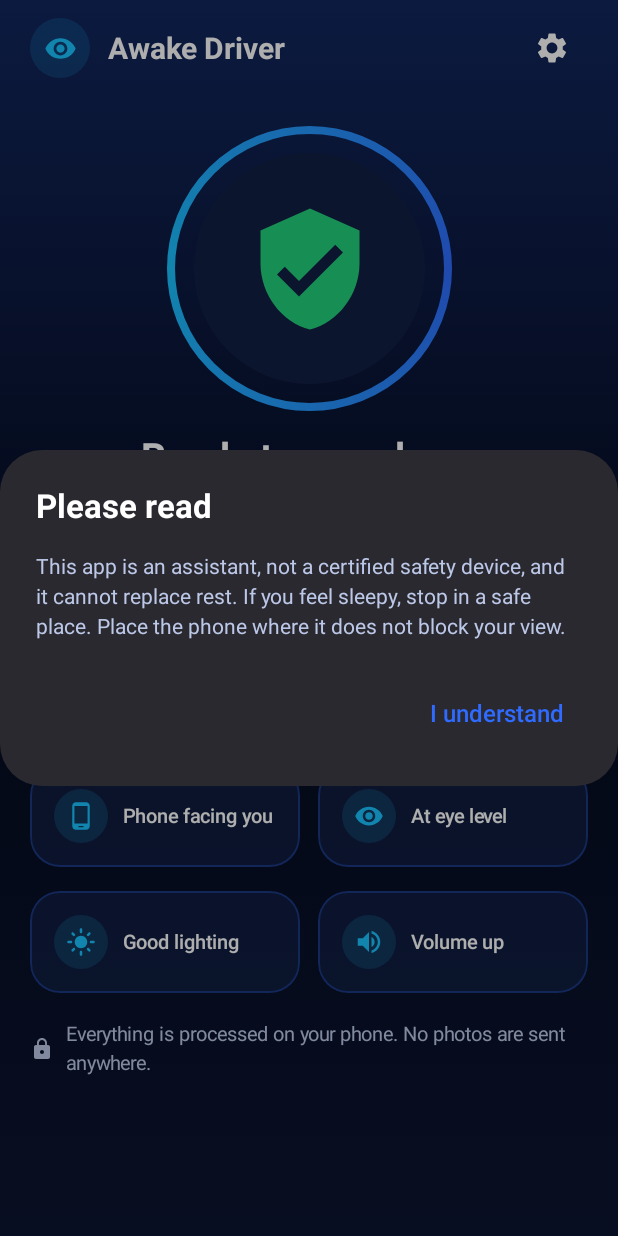
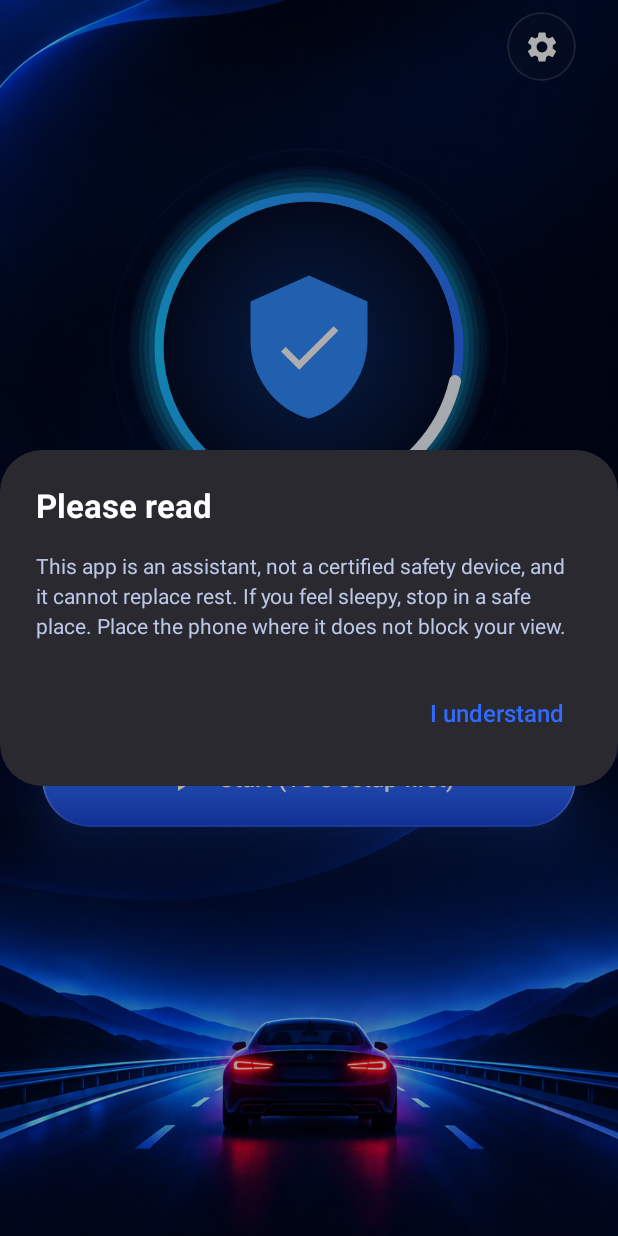
Before and after one commit to vuminhtoan2001/DrowseDetect, an Android app built with Jetpack Compose: the screen it shows after launch (MainActivity), on a phone screen of 412 x 824 dp. Run offline under Robolectric (Android 15) with nearby library versions, the phone set to English and light mode, and no system bars; libraries missing offline, so code that uses them is left out: androidx.camera.core, androidx.camera.view.

Commit message:
Màn Home theo thiết kế mới: nền bg_home, vòng sáng + khiên, nút nổi (glow, gloss, viền sáng)
Co-Authored-By: Claude Sonnet 5.5 <noreply@anthropic.com>

```diff
--- a/app/src/main/java/com/awakedrive/drowsedetect/ui/components/Components.kt
+++ b/app/src/main/java/com/awakedrive/drowsedetect/ui/components/Components.kt
@@ -33,10 +33,12 @@ import androidx.compose.runtime.remember
 import androidx.compose.ui.Alignment
 import androidx.compose.ui.Modifier
 import androidx.compose.ui.draw.clip
+import androidx.compose.ui.draw.drawWithContent
 import androidx.compose.ui.draw.shadow
 import androidx.compose.ui.graphics.Brush
 import androidx.compose.ui.graphics.Color
 import androidx.compose.ui.graphics.Shape
+import androidx.compose.ui.geometry.Size
 import androidx.compose.ui.graphics.vector.ImageVector
 import androidx.compose.ui.platform.LocalContext
 import androidx.compose.ui.semantics.Role
@@ -90,29 +92,67 @@ fun GlassCard(
     )
 }
 
+/**
+ * Nút "nổi": gradient dọc sáng ở trên - đậm ở dưới, viền sáng mảnh, lớp bóng kính nửa trên và
+ * đổ bóng phát sáng cùng màu xung quanh nên trông như đang nổi khỏi nền.
+ * [colors] = [màu chính, màu đậm hơn ở đáy].
+ */
 @Composable
 fun GradientButton(
     text: String,
     onClick: () -> Unit,
     modifier: Modifier = Modifier,
     icon: ImageVector? = null,
-    colors: List<Color> = listOf(BrandBlue, BrandCyan),
+    colors: List<Color> = listOf(BrandBlue, Color(0xFF1B45D6)),
 ) {
+    val shape = RoundedCornerShape(32.dp)
+    val main = colors.first()
+    val bottom = colors.last()
+    val top = androidx.compose.ui.graphics.lerp(main, Color.White, 0.30f)
     Row(
         modifier
-            .height(58.dp)
-            .clip(RoundedCornerShape(29.dp))
-            .background(Brush.horizontalGradient(colors))
+            .height(64.dp)
+            .shadow(18.dp, shape, ambientColor = main, spotColor = main)
+            .clip(shape)
+            .background(Brush.verticalGradient(listOf(top, main, bottom)))
+            .border(1.dp, Brush.verticalGradient(listOf(Color.White.copy(alpha = 0.65f), Color.White.copy(alpha = 0.05f))), shape)
+            .drawWithContent {
+                drawContent()
+                // lớp bóng kính ở nửa trên
+                drawRect(
+                    Brush.verticalGradient(
+                        listOf(Color.White.copy(alpha = 0.22f), Color.Transparent),
+                        endY = size.height * 0.55f,
+                    ),
+                    size = Size(size.width, size.height * 0.55f),
+                )
+            }
             .clickable(role = Role.Button, onClick = onClick)
-            .padding(horizontal = 24.dp),
+            .padding(horizontal = 28.dp),
         horizontalArrangement = Arrangement.Center,
         verticalAlignment = Alignment.CenterVertically,
     ) {
         if (icon != null) {
-            Icon(icon, contentDescription = null, tint = Color.White, modifier = Modifier.size(24.dp))
-            Box(Modifier.size(8.dp))
+            Icon(icon, contentDescription = null, tint = Color.White, modifier = Modifier.size(26.dp))
+            Box(Modifier.size(10.dp))
         }
         Text(text, style = MaterialTheme.typography.labelLarge, color = Color.White)
+    }
+}
+
+/** Nút icon tròn kiểu kính mờ (ví dụ nút cài đặt ở góc). */
+@Composable
+fun GlassIconButton(icon: ImageVector, contentDescription: String?, onClick: () -> Unit, modifier: Modifier = Modifier) {
+    Box(
+        modifier
+            .size(46.dp)
+            .clip(CircleShape)
+            .background(Navy800.copy(alpha = 0.55f))
+            .border(1.dp, Color.White.copy(alpha = 0.14f), CircleShape)
+            .clickable(role = Role.Button, onClick = onClick),
+        contentAlignment = Alignment.Center,
+    ) {
+        Icon(icon, contentDescription = contentDescription, tint = Color.White, modifier = Modifier.size(24.dp))
     }
 }
 
--- a/app/src/main/java/com/awakedrive/drowsedetect/ui/home/IdleContent.kt
+++ b/app/src/main/java/com/awakedrive/drowsedetect/ui/home/IdleContent.kt
@@ -1,54 +1,60 @@
 package com.awakedrive.drowsedetect.ui.home
 
-import androidx.compose.foundation.background
-import androidx.compose.foundation.border
+import androidx.compose.animation.core.LinearEasing
+import androidx.compose.animation.core.RepeatMode
+import androidx.compose.animation.core.animateFloat
+import androidx.compose.animation.core.infiniteRepeatable
+import androidx.compose.animation.core.rememberInfiniteTransition
+import androidx.compose.animation.core.tween
+import androidx.compose.foundation.Canvas
+import androidx.compose.foundation.Image
 import androidx.compose.foundation.layout.Arrangement
 import androidx.compose.foundation.layout.Box
+import androidx.compose.foundation.layout.BoxWithConstraints
 import androidx.compose.foundation.layout.Column
 import androidx.compose.foundation.layout.Row
+import androidx.compose.foundation.layout.Spacer
 import androidx.compose.foundation.layout.fillMaxSize
 import androidx.compose.foundation.layout.fillMaxWidth
+import androidx.compose.foundation.layout.height
 import androidx.compose.foundation.layout.navigationBarsPadding
 import androidx.compose.foundation.layout.padding
 import androidx.compose.foundation.layout.size
 import androidx.compose.foundation.layout.statusBarsPadding
-import androidx.compose.foundation.rememberScrollState
-import androidx.compose.foundation.shape.CircleShape
-import androidx.compose.foundation.verticalScroll
 import androidx.compose.material.icons.Icons
-import androidx.compose.material.icons.filled.LightMode
-import androidx.compose.material.icons.filled.Lock
-import androidx.compose.material.icons.filled.PhoneAndroid
+import androidx.compose.material.icons.filled.Check
 import androidx.compose.material.icons.filled.PlayArrow
 import androidx.compose.material.icons.filled.Settings
-import androidx.compose.material.icons.filled.VerifiedUser
-import androidx.compose.material.icons.filled.Visibility
-import androidx.compose.material.icons.filled.VolumeUp
+import androidx.compose.material.icons.filled.Shield
 import androidx.compose.material3.Icon
-import androidx.compose.material3.IconButton
 import androidx.compose.material3.MaterialTheme
 import androidx.compose.material3.Text
 import androidx.compose.runtime.Composable
+import androidx.compose.runtime.getValue
 import androidx.compose.ui.Alignment
 import androidx.compose.ui.Modifier
-import androidx.compose.ui.draw.clip
+import androidx.compose.ui.geometry.Offset
+import androidx.compose.ui.geometry.Size
 import androidx.compose.ui.graphics.Brush
 import androidx.compose.ui.graphics.Color
-import androidx.compose.ui.graphics.vector.ImageVector
+import androidx.compose.ui.graphics.StrokeCap
+import androidx.compose.ui.graphics.drawscope.Stroke
+import androidx.compose.ui.graphics.drawscope.rotate
+import androidx.compose.ui.layout.ContentScale
+import androidx.compose.ui.res.painterResource
 import androidx.compose.ui.res.stringResource
 import androidx.compose.ui.text.style.TextAlign
 import androidx.compose.ui.unit.dp
 import com.awakedrive.drowsedetect.R
 import com.awakedrive.drowsedetect.ui.components.GlassCard
+import com.awakedrive.drowsedetect.ui.components.GlassIconButton
 import com.awakedrive.drowsedetect.ui.components.GradientButton
-import com.awakedrive.drowsedetect.ui.components.IconBadge
 import com.awakedrive.drowsedetect.ui.theme.BrandBlue
 import com.awakedrive.drowsedetect.ui.theme.BrandCyan
-import com.awakedrive.drowsedetect.ui.theme.Navy700
-import com.awakedrive.drowsedetect.ui.theme.StateGreen
 import com.awakedrive.drowsedetect.ui.theme.StateRed
 import com.awakedrive.drowsedetect.ui.theme.TextSecondary
 
+/** Màn Sẵn sàng: nền ảnh xa lộ ban đêm, vòng sáng + khiên, tiêu đề, nút Bắt đầu nổi. Phần dưới để chừa cho chiếc xe. */
 @Composable
 internal fun IdleContent(
     message: String?,
@@ -56,90 +62,109 @@ internal fun IdleContent(
     onStart: () -> Unit,
     onOpenSettings: () -> Unit,
 ) {
+    Box(Modifier.fillMaxSize()) {
+        // Ảnh cao hơn màn: neo đáy để luôn thấy chiếc xe, cắt bớt phần trời phía trên
+        Image(
+            painter = painterResource(R.drawable.bg_home),
+            contentDescription = null,
+            modifier = Modifier.fillMaxSize(),
+            contentScale = ContentScale.Crop,
+            alignment = Alignment.BottomCenter,
+        )
+        BoxWithConstraints(Modifier.fillMaxSize()) {
+            val carZone = maxHeight * 0.26f
             Column(
-        Modifier.fillMaxSize().statusBarsPadding().navigationBarsPadding()
-            .verticalScroll(rememberScrollState()).padding(horizontal = 20.dp, vertical = 8.dp),
+                Modifier.fillMaxSize().statusBarsPadding().navigationBarsPadding().padding(horizontal = 28.dp),
                 horizontalAlignment = Alignment.CenterHorizontally,
-        verticalArrangement = Arrangement.spacedBy(16.dp),
             ) {
-        Row(Modifier.fillMaxWidth(), verticalAlignment = Alignment.CenterVertically) {
-            IconBadge(Icons.Filled.Visibility, BrandCyan, size = 40.dp)
+                Row(Modifier.fillMaxWidth().padding(top = 8.dp), horizontalArrangement = Arrangement.End) {
+                    GlassIconButton(
+                        Icons.Filled.Settings,
+                        stringResource(R.string.settings_open),
+                        onOpenSettings,
+                    )
+                }
+                Spacer(Modifier.weight(0.8f))
+                ShieldRing()
+                Spacer(Modifier.height(28.dp))
                 Text(
-                stringResource(R.string.app_name),
-                style = MaterialTheme.typography.titleLarge,
-                modifier = Modifier.padding(start = 12.dp).weight(1f),
+                    stringResource(R.string.home_ready_title),
+                    style = MaterialTheme.typography.headlineLarge,
+                    textAlign = TextAlign.Center,
                 )
-            IconButton(onClick = onOpenSettings) {
-                Icon(Icons.Filled.Settings, contentDescription = stringResource(R.string.settings_open), tint = Color.White)
-            }
-        }
-
-        // Hero: vòng sáng + khiên bảo vệ
-        Box(
-            Modifier.padding(top = 12.dp).size(190.dp)
-                .border(5.dp, Brush.sweepGradient(listOf(BrandBlue, BrandCyan, BrandBlue)), CircleShape)
-                .padding(18.dp).clip(CircleShape).background(Navy700),
-            contentAlignment = Alignment.Center,
-        ) {
-            Icon(Icons.Filled.VerifiedUser, contentDescription = null, tint = StateGreen, modifier = Modifier.size(88.dp))
-        }
-        Text(stringResource(R.string.home_ready_title), style = MaterialTheme.typography.headlineMedium, textAlign = TextAlign.Center)
                 Text(
                     stringResource(R.string.home_ready_sub),
                     style = MaterialTheme.typography.bodyLarge,
                     color = TextSecondary,
                     textAlign = TextAlign.Center,
+                    modifier = Modifier.padding(top = 8.dp),
                 )
-
                 if (message != null) {
-            GlassCard(Modifier.fillMaxWidth(), borderColor = StateRed.copy(alpha = 0.7f)) {
+                    GlassCard(Modifier.fillMaxWidth().padding(top = 16.dp), borderColor = StateRed.copy(alpha = 0.7f)) {
                         Text(message, color = ErrorText, style = MaterialTheme.typography.bodyMedium)
                     }
                 }
-
+                Spacer(Modifier.height(36.dp))
                 GradientButton(
                     text = stringResource(if (hasBaseline) R.string.home_start else R.string.home_start_first),
                     onClick = onStart,
                     icon = Icons.Filled.PlayArrow,
                     modifier = Modifier.fillMaxWidth(),
                 )
-
-        Text(
-            stringResource(R.string.tips_title),
-            style = MaterialTheme.typography.titleMedium,
-            modifier = Modifier.fillMaxWidth().padding(top = 8.dp),
-        )
-        Row(horizontalArrangement = Arrangement.spacedBy(12.dp)) {
-            TipCard(Icons.Filled.PhoneAndroid, R.string.tip_front, Modifier.weight(1f))
-            TipCard(Icons.Filled.Visibility, R.string.tip_eye, Modifier.weight(1f))
+                Spacer(Modifier.weight(1f))
+                Spacer(Modifier.height(carZone))
             }
-        Row(horizontalArrangement = Arrangement.spacedBy(12.dp)) {
-            TipCard(Icons.Filled.LightMode, R.string.tip_light, Modifier.weight(1f))
-            TipCard(Icons.Filled.VolumeUp, R.string.tip_sound, Modifier.weight(1f))
-        }
-
-        Row(verticalAlignment = Alignment.CenterVertically, modifier = Modifier.padding(top = 4.dp, bottom = 12.dp)) {
-            Icon(Icons.Filled.Lock, contentDescription = null, tint = TextSecondary, modifier = Modifier.size(16.dp))
-            Text(
-                stringResource(R.string.home_privacy),
-                style = MaterialTheme.typography.bodySmall,
-                color = TextSecondary,
-                modifier = Modifier.padding(start = 8.dp),
-            )
         }
     }
 }
 
+/** Vòng sáng neon có cung sáng chạy chậm quanh khiên bảo vệ có dấu tích. */
 @Composable
-private fun TipCard(icon: ImageVector, label: Int, modifier: Modifier = Modifier) {
-    GlassCard(modifier) {
-        Row(verticalAlignment = Alignment.CenterVertically) {
-            IconBadge(icon, BrandCyan, size = 36.dp)
-            Text(
-                stringResource(label),
-                style = MaterialTheme.typography.labelMedium,
-                modifier = Modifier.padding(start = 10.dp),
+private fun ShieldRing() {
+    val angle by rememberInfiniteTransition(label = "ring").animateFloat(
+        initialValue = 0f, targetValue = 360f,
+        animationSpec = infiniteRepeat(),
+        label = "angle",
+    )
+    Box(Modifier.size(260.dp), contentAlignment = Alignment.Center) {
+        Canvas(Modifier.fillMaxSize()) {
+            val c = center
+            val r = 100.dp.toPx()
+            val topLeft = Offset(c.x - r, c.y - r)
+            val box = Size(r * 2, r * 2)
+
+            // vòng mờ lan ra ngoài
+            drawCircle(BrandBlue.copy(alpha = 0.10f), radius = r + 18.dp.toPx(), style = Stroke(1.5.dp.toPx()))
+            drawCircle(BrandBlue.copy(alpha = 0.06f), radius = r + 32.dp.toPx(), style = Stroke(1.5.dp.toPx()))
+            // quầng sáng: nhiều nét chồng, càng ngoài càng mờ
+            for (i in 5 downTo 1) {
+                drawCircle(BrandCyan.copy(alpha = 0.045f * (6 - i)), radius = r, style = Stroke((6 + i * 7).dp.toPx()))
+            }
+            // nền trong của vòng
+            drawCircle(
+                Brush.radialGradient(listOf(Color(0xFF0B2A66), Color(0xFF040C24)), center = c, radius = r),
+                radius = r - 3.dp.toPx(),
+            )
+            // vòng chính
+            drawCircle(
+                Brush.sweepGradient(listOf(BrandBlue, BrandCyan, BrandBlue), center = c),
+                radius = r,
+                style = Stroke(6.dp.toPx()),
+            )
+            // cung sáng chạy quanh
+            rotate(angle, pivot = c) {
+                drawArc(
+                    Color.White.copy(alpha = 0.95f), startAngle = -100f, sweepAngle = 60f, useCenter = false,
+                    topLeft = topLeft, size = box, style = Stroke(8.dp.toPx(), cap = StrokeCap.Round),
                 )
             }
         }
+        // khiên + dấu tích
+        Box(contentAlignment = Alignment.Center) {
+            Icon(Icons.Filled.Shield, contentDescription = null, tint = Color(0xFF2F8CFF), modifier = Modifier.size(104.dp))
+            Icon(Icons.Filled.Check, contentDescription = null, tint = Color.White, modifier = Modifier.size(52.dp))
         }
+    }
+}
+
+private fun infiniteRepeat() = infiniteRepeatable<Float>(tween(7000, easing = LinearEasing), RepeatMode.Restart)
--- a/app/src/main/res/values/strings.xml
+++ b/app/src/main/res/values/strings.xml
@@ -40,8 +40,8 @@
       <string name="settings_back">Back</string>
       <string name="settings_open">Settings</string>
 
-      <string name="home_ready_title">Ready to guard you</string>
-      <string name="home_ready_sub">Mount your phone and tap Start. The app will watch for drowsiness for you.</string>
+      <string name="home_ready_title">Ready to drive</string>
+      <string name="home_ready_sub">Stay alert, drive safely</string>
       <string name="home_start">Start monitoring</string>
       <string name="home_start_first">Start (15 s setup first)</string>
       <string name="tips_title">Before you drive</string>
```
Also changed, not shown: app/src/main/res/drawable/bg_home.png (added), 1 other file. Lines whose indentation alone changed are shown as unchanged.
